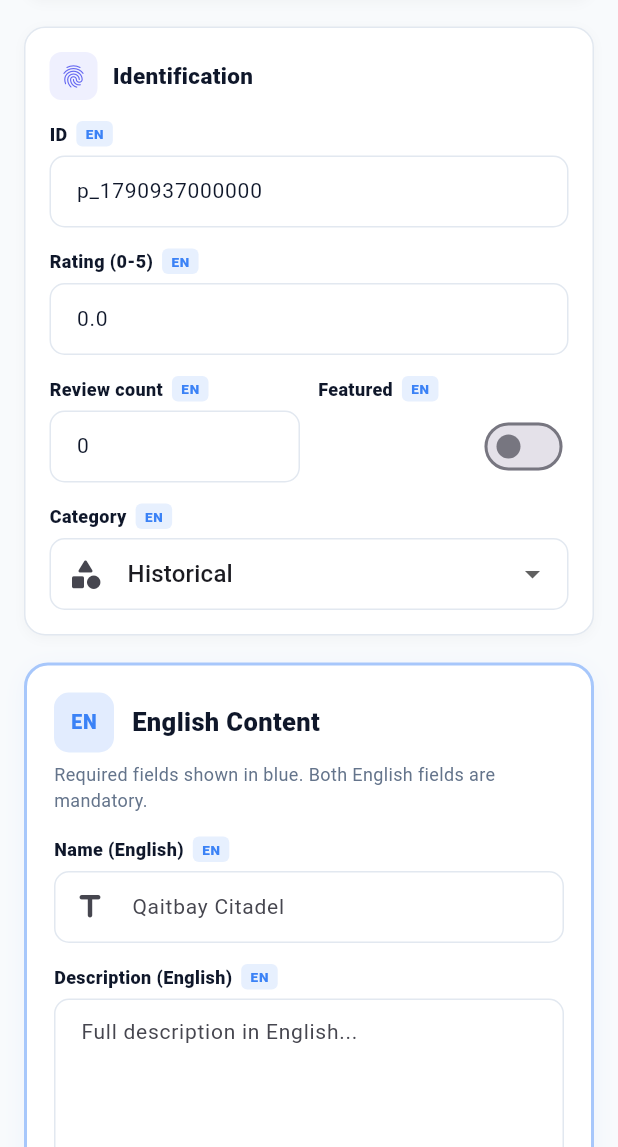
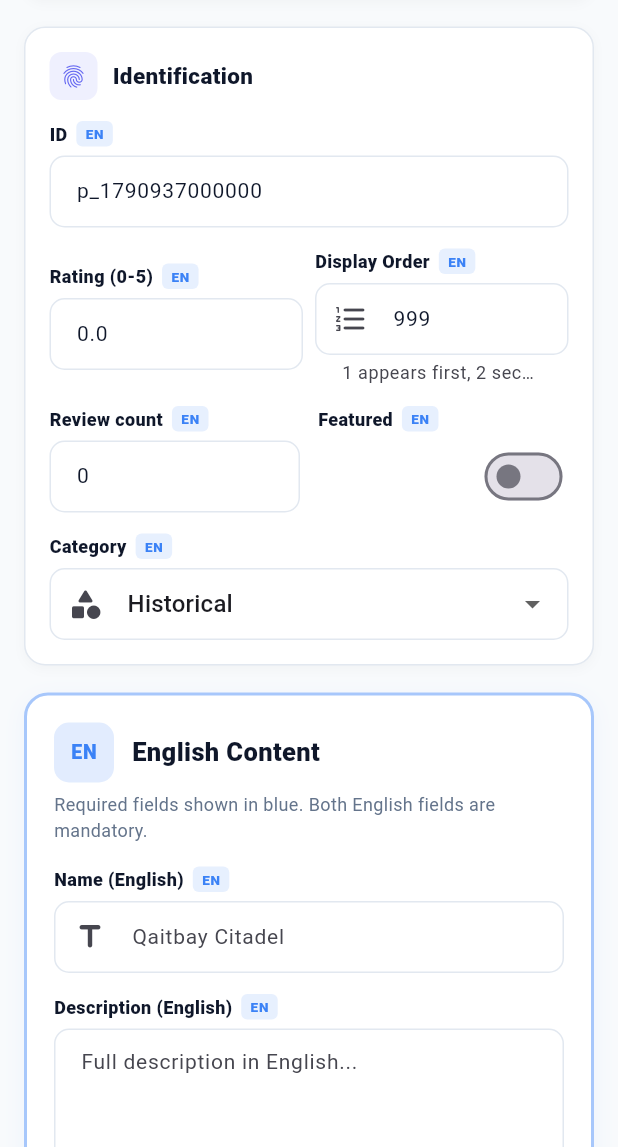
Before and after one commit to mohamedsabae50-prog/streetlore-admin, a Flutter app: the PlaceFormScreen screen opened directly, scrolled down 576 dp, on a phone screen of 412 x 824 dp, the part 89-1236 px from its top. Run offline on Flutter 3.47's test engine with Material 3 defaults, Android fonts, the phone set to English and light mode, and no system bars; our stand-ins replace flutter_map, image_picker, latlong2, supabase_flutter; accounts and stored records are empty.

Commit message:
feat(admin): add displayOrder field + form input for custom place ordering

```diff
--- a/lib/models/models.dart
+++ b/lib/models/models.dart
@@ -38,6 +38,7 @@ class Place {
   final bool isFeatured;
   final int? priceLocalEgp;
   final int? priceForeignerEgp;
+  final int displayOrder;
 
   const Place({
     required this.id,
@@ -62,6 +63,7 @@ class Place {
     this.isFeatured = false,
     this.priceLocalEgp,
     this.priceForeignerEgp,
+    this.displayOrder = 999,
   });
 
   factory Place.fromJson(Map<String, dynamic> json) {
@@ -97,6 +99,7 @@ class Place {
       isFeatured: (json['is_featured'] as bool?) ?? false,
       priceLocalEgp: (json['price_local_egp'] as num?)?.toInt(),
       priceForeignerEgp: (json['price_foreigner_egp'] as num?)?.toInt(),
+      displayOrder: (json['display_order'] as num?)?.toInt() ?? 999,
     );
   }
 
@@ -123,6 +126,7 @@ class Place {
         'is_featured': isFeatured,
         'price_local_egp': priceLocalEgp,
         'price_foreigner_egp': priceForeignerEgp,
+        'display_order': displayOrder,
       };
 
   Map<String, dynamic> toSupabaseUpdate() => {
@@ -147,6 +151,7 @@ class Place {
         'is_featured': isFeatured,
         'price_local_egp': priceLocalEgp,
         'price_foreigner_egp': priceForeignerEgp,
+        'display_order': displayOrder,
       };
 
   Place copyWith({
@@ -172,6 +177,7 @@ class Place {
     bool? isFeatured,
     int? priceLocalEgp,
     int? priceForeignerEgp,
+    int? displayOrder,
   }) =>
       Place(
         id: id ?? this.id,
@@ -196,6 +202,7 @@ class Place {
         isFeatured: isFeatured ?? this.isFeatured,
         priceLocalEgp: priceLocalEgp ?? this.priceLocalEgp,
         priceForeignerEgp: priceForeignerEgp ?? this.priceForeignerEgp,
+        displayOrder: displayOrder ?? this.displayOrder,
       );
 }
 
--- a/lib/screens/place_form_screen.dart
+++ b/lib/screens/place_form_screen.dart
@@ -68,6 +68,7 @@ class _PlaceFormScreenState extends State<PlaceFormScreen> {
   late TextEditingController _priceLocal;
   late TextEditingController _priceForeigner;
   late TextEditingController _rating;
+  late TextEditingController _displayOrder;
   PriceLevel _priceLevel = PriceLevel.free;
   bool _isHiddenGem = false;
   bool _isFeatured = false;
@@ -119,6 +120,7 @@ class _PlaceFormScreenState extends State<PlaceFormScreen> {
       text: p?.priceForeignerEgp?.toString() ?? '',
     );
     _rating = TextEditingController(text: (p?.rating ?? 0).toString());
+    _displayOrder = TextEditingController(text: (p?.displayOrder ?? 999).toString());
     _priceLevel = p?.priceLevel ?? PriceLevel.free;
     _isHiddenGem = p?.isHiddenGem ?? false;
     _isFeatured = p?.isFeatured ?? false;
@@ -507,6 +509,7 @@ class _PlaceFormScreenState extends State<PlaceFormScreen> {
       priceForeignerEgp: int.tryParse(_priceForeigner.text.trim()),
       isHiddenGem: _isHiddenGem,
       isFeatured: _isFeatured,
+      displayOrder: int.tryParse(_displayOrder.text.trim()) ?? 999,
     );
 
     // 4) Persist the place in ONE call (with the new cover, if any).
@@ -802,6 +805,26 @@ class _PlaceFormScreenState extends State<PlaceFormScreen> {
                                 decimal: true,
                               ),
                               validator: _validateNumber,
+                            ),
+                          ],
+                        ),
+                      ),
+                      const SizedBox(width: 8),
+                      Expanded(
+                        child: Column(
+                          crossAxisAlignment: CrossAxisAlignment.start,
+                          children: [
+                            _labelBilingual('Display Order', isEn: true),
+                            TextFormField(
+                              controller: _displayOrder,
+                              keyboardType: TextInputType.number,
+                              validator: _validateNumber,
+                              decoration: const InputDecoration(
+                                hintText: '1, 2, 3… (lower = first)',
+                                helperText:
+                                    '1 appears first, 2 second, etc. Default 999.',
+                                prefixIcon: Icon(Icons.format_list_numbered_rounded),
+                              ),
                             ),
                           ],
                         ),
```
